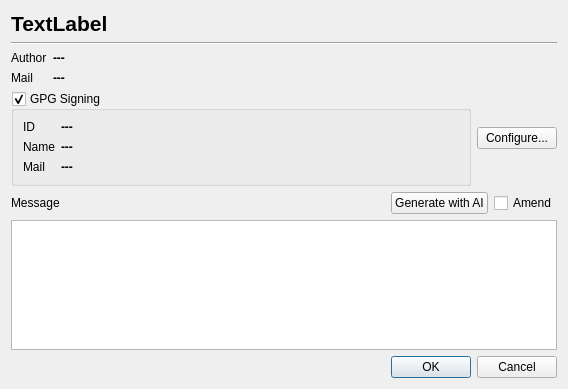
Qt form src/CommitDialog.ui (soramimi/Guitar) before a commit.
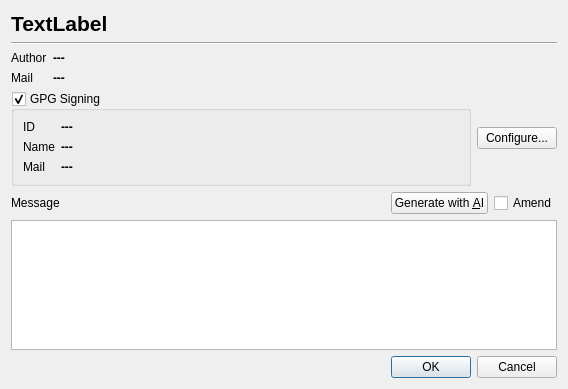
The same form after that commit.

Commit message: Increase GenerateCommitMessageDialog size and implement double click on listWidget for acceptance

The edit to the form file:
```diff
--- a/src/CommitDialog.ui
+++ b/src/CommitDialog.ui
@@ -226,7 +226,7 @@
         </sizepolicy>
        </property>
        <property name="text">
-        <string>Generate with AI</string>
+        <string>Generate with &amp;AI</string>
        </property>
       </widget>
      </item>
```
The commit also changes 2 other files.
